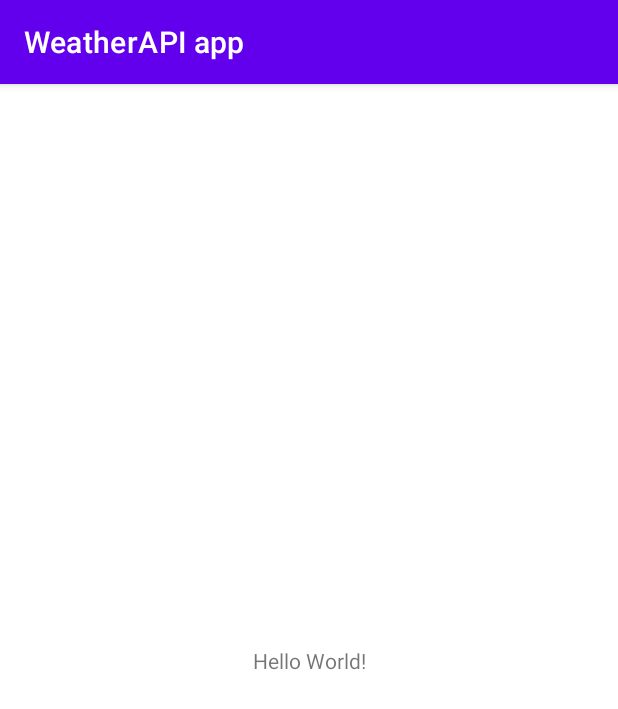
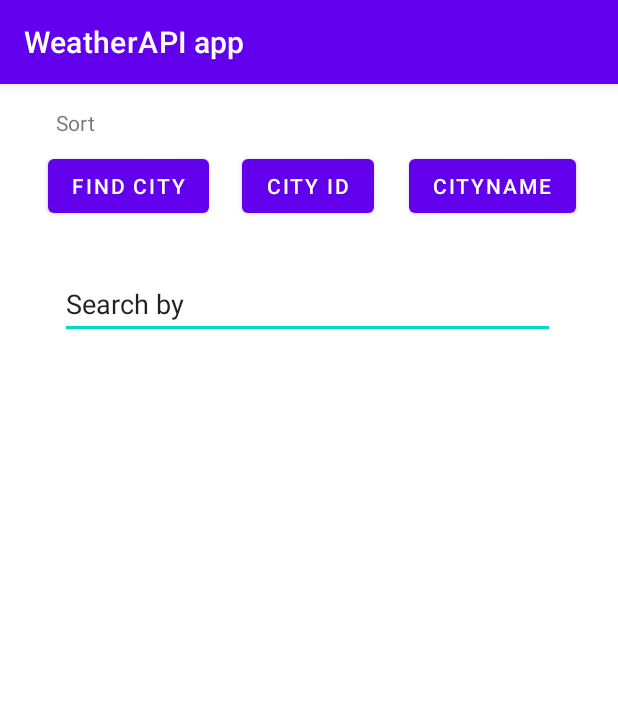
Before and after one commit to Anjaa84/WeatherAPI_app, an Android app: the screen it shows after launch (MainActivity), on a phone screen of 412 x 824 dp. Shown: the top 709 px of the screen. Run offline under Robolectric (Android 15) with nearby library versions, the phone set to English and light mode, and no system bars.

Commit message:
Buttons added

```diff
--- a/app/src/main/java/com/sionillu/weatherapiapp/MainActivity.java
+++ b/app/src/main/java/com/sionillu/weatherapiapp/MainActivity.java
@@ -3,12 +3,55 @@ package com.sionillu.weatherapiapp;
 import androidx.appcompat.app.AppCompatActivity;
 
 import android.os.Bundle;
+import android.view.View;
+import android.widget.Button;
+import android.widget.EditText;
+import android.widget.Toast;
 
 public class MainActivity extends AppCompatActivity {
+
+    Button btnCityId,btnWeatherById,btnWeatherByName;
+    EditText  editText;
 
     @Override
     protected void onCreate(Bundle savedInstanceState) {
         super.onCreate(savedInstanceState);
         setContentView(R.layout.activity_main);
+
+        editText   = findViewById(R.id.editText);
+
+        btnCityId = findViewById(R.id.btn_getCityById);
+        btnWeatherById = findViewById(R.id.btn_getWeatherByCityId);
+        btnWeatherByName = findViewById(R.id.btn_getCityByName);
+
+        btnCityId.setOnClickListener(new View.OnClickListener() {
+            @Override
+            public void onClick(View view) {
+                Toast.makeText(MainActivity.this,"1st",Toast.LENGTH_SHORT).show();
+
+            }
+        });
+
+        btnWeatherById.setOnClickListener(new View.OnClickListener() {
+            @Override
+            public void onClick(View view) {
+                Toast.makeText(MainActivity.this,"2nd",Toast.LENGTH_SHORT).show();
+
+
+            }
+        });
+
+        btnWeatherByName.setOnClickListener(new View.OnClickListener() {
+            @Override
+            public void onClick(View view) {
+
+                Toast.makeText(MainActivity.this,"Type:"+editText.getText().toString(),Toast.LENGTH_SHORT).show();
+
+
+            }
+        });
+
+
+
     }
 }
--- a/app/src/main/res/layout/activity_main.xml
+++ b/app/src/main/res/layout/activity_main.xml
@@ -6,13 +6,69 @@
     android:layout_height="match_parent"
     tools:context=".MainActivity">
 
-    <TextView
+    <Button
+        android:id="@+id/btn_getCityById"
         android:layout_width="wrap_content"
         android:layout_height="wrap_content"
-        android:text="Hello World!"
-        app:layout_constraintBottom_toBottomOf="parent"
-        app:layout_constraintLeft_toLeftOf="parent"
-        app:layout_constraintRight_toRightOf="parent"
+        android:layout_marginStart="32dp"
+        android:layout_marginTop="44dp"
+        android:text="Find city"
+        app:layout_constraintStart_toStartOf="parent"
         app:layout_constraintTop_toTopOf="parent" />
 
+    <Button
+        android:id="@+id/btn_getWeatherByCityId"
+        android:layout_width="wrap_content"
+        android:layout_height="wrap_content"
+        android:layout_marginTop="44dp"
+        android:text="CITY ID"
+        app:layout_constraintEnd_toEndOf="parent"
+        app:layout_constraintHorizontal_bias="0.498"
+        app:layout_constraintStart_toStartOf="parent"
+        app:layout_constraintTop_toTopOf="parent" />
+
+    <Button
+        android:id="@+id/btn_getCityByName"
+        android:layout_width="wrap_content"
+        android:layout_height="wrap_content"
+        android:layout_marginTop="44dp"
+        android:layout_marginEnd="28dp"
+        android:text="CityName"
+        app:layout_constraintEnd_toEndOf="parent"
+        app:layout_constraintTop_toTopOf="parent" />
+
+    <TextView
+        android:id="@+id/textView"
+        android:layout_width="126dp"
+        android:layout_height="26dp"
+        android:layout_marginStart="5dp"
+        android:layout_marginTop="16dp"
+        android:text="Sort "
+        app:layout_constraintStart_toStartOf="@+id/btn_getCityById"
+        app:layout_constraintTop_toTopOf="parent" />
+
+    <EditText
+        android:id="@+id/editText"
+        android:layout_width="330dp"
+        android:layout_height="46dp"
+        android:layout_marginStart="40dp"
+        android:layout_marginTop="32dp"
+        android:ems="10"
+        android:inputType="textPersonName"
+        android:text="Search by"
+        app:layout_constraintStart_toStartOf="parent"
+        app:layout_constraintTop_toBottomOf="@+id/btn_getCityById" />
+
+    <ListView
+        android:layout_width="409dp"
+        android:layout_height="559dp"
+        android:layout_marginStart="1dp"
+        android:layout_marginTop="1dp"
+        android:layout_marginEnd="1dp"
+        android:layout_marginBottom="1dp"
+        app:layout_constraintBottom_toBottomOf="parent"
+        app:layout_constraintEnd_toEndOf="parent"
+        app:layout_constraintStart_toStartOf="parent"
+        app:layout_constraintTop_toBottomOf="@+id/editText" />
+
 </androidx.constraintlayout.widget.ConstraintLayout>
```
